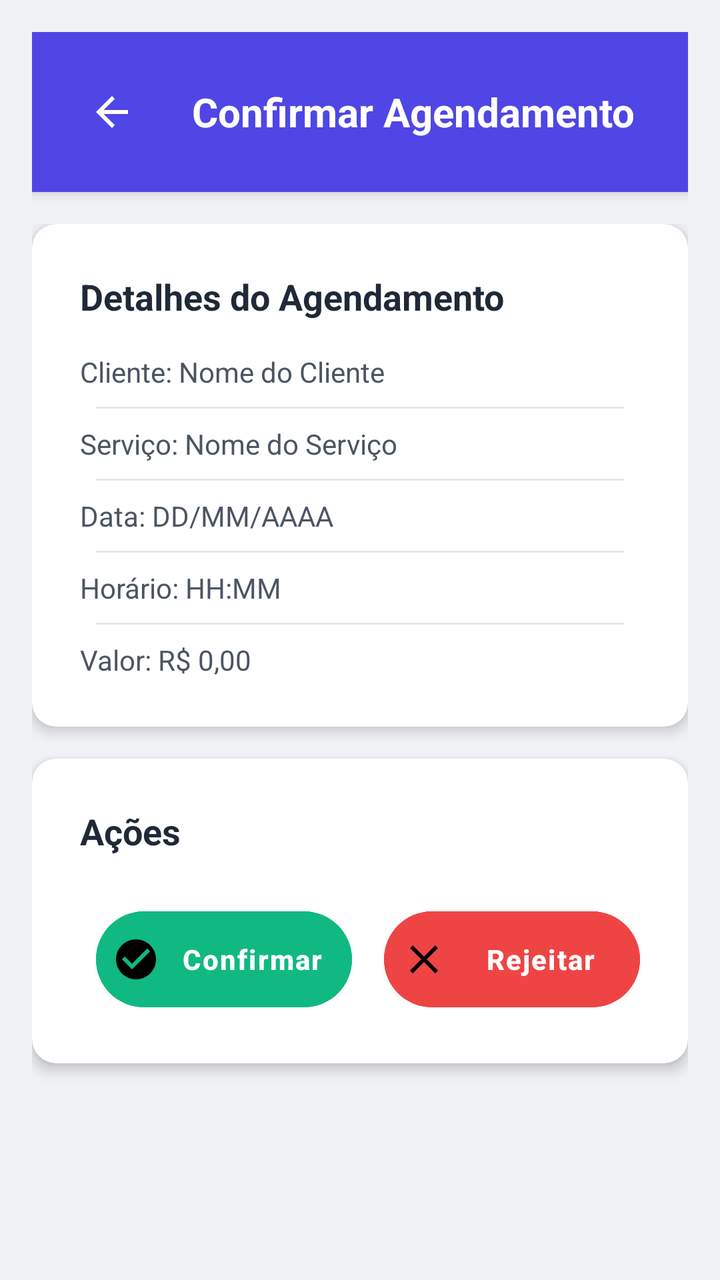
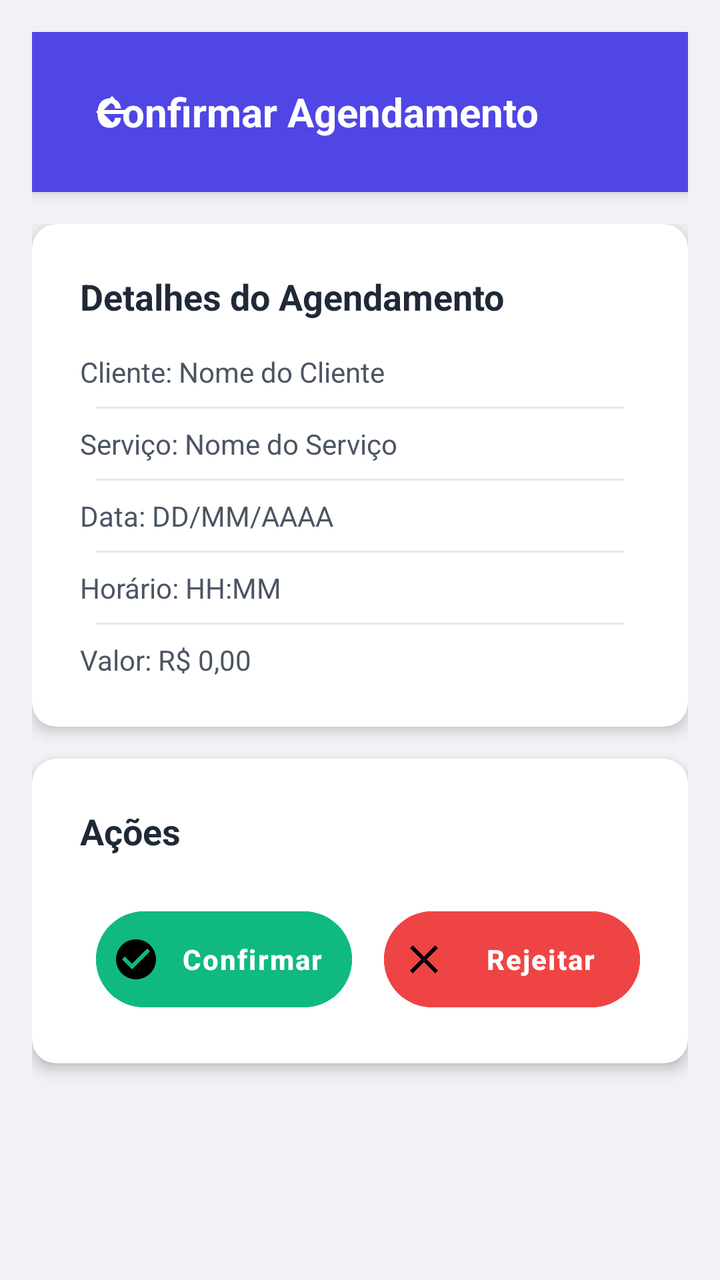

The first picture is an Android layout as it rendered before a commit; the second is the same layout after the commit. The layout source and the unified diff follow.
<!-- AndroidManifest.xml: application theme Theme.SmartApp -->
<!-- res/layout/confirmar_agendamento.xml -->
<?xml version="1.0" encoding="utf-8"?>
<RelativeLayout xmlns:android="http://schemas.android.com/apk/res/android"
    xmlns:app="http://schemas.android.com/apk/res-auto"
    android:layout_width="match_parent"
    android:layout_height="match_parent"
    android:background="#f0f2f5"
    android:padding="16dp">

    
    <RelativeLayout
        android:id="@+id/header"
        android:layout_width="match_parent"
        android:layout_height="wrap_content"
        android:background="#4F46E5"
        android:padding="16dp"
        android:elevation="4dp">

        <ImageButton
            android:id="@+id/backButton"
            android:layout_width="48dp"
            android:layout_height="48dp"
            android:background="?attr/selectableItemBackgroundBorderless"
            android:src="@drawable/ic_arrow_back"
            android:contentDescription="Voltar" />

        <TextView
            android:layout_width="wrap_content"
            android:layout_height="wrap_content"
            android:text="Confirmar Agendamento"
            android:textColor="#FFFFFF"
            android:textSize="20sp"
            android:textStyle="bold"
            android:layout_toRightOf="@id/backButton"
            android:layout_centerVertical="true"
            android:layout_marginStart="16dp" />
    </RelativeLayout>

    
    <ScrollView
        android:layout_width="match_parent"
        android:layout_height="match_parent"
        android:layout_below="@id/header"
        android:fillViewport="true">

        <LinearLayout
            android:layout_width="match_parent"
            android:layout_height="wrap_content"
            android:orientation="vertical"
            android:paddingTop="16dp">

            
            <androidx.cardview.widget.CardView
                android:layout_width="match_parent"
                android:layout_height="wrap_content"
                app:cardCornerRadius="12dp"
                app:cardElevation="4dp"
                android:layout_marginBottom="16dp">

                <LinearLayout
                    android:layout_width="match_parent"
                    android:layout_height="wrap_content"
                    android:orientation="vertical"
                    android:padding="24dp">

                    <TextView
                        android:layout_width="match_parent"
                        android:layout_height="wrap_content"
                        android:text="Detalhes do Agendamento"
                        android:textColor="#1F2937"
                        android:textSize="18sp"
                        android:textStyle="bold"
                        android:layout_marginBottom="16dp"/>

                    <LinearLayout
                        android:layout_width="match_parent"
                        android:layout_height="wrap_content"
                        android:orientation="vertical"
                        android:divider="@drawable/divider"
                        android:showDividers="middle"
                        android:dividerPadding="8dp">

                        <TextView
                            android:layout_width="match_parent"
                            android:layout_height="wrap_content"
                            android:text="Cliente: Nome do Cliente"
                            android:textColor="#4B5563"
                            android:layout_marginBottom="8dp"/>

                        <TextView
                            android:layout_width="match_parent"
                            android:layout_height="wrap_content"
                            android:text="Serviço: Nome do Serviço"
                            android:textColor="#4B5563"
                            android:layout_marginVertical="8dp"/>

                        <TextView
                            android:layout_width="match_parent"
                            android:layout_height="wrap_content"
                            android:text="Data: DD/MM/AAAA"
                            android:textColor="#4B5563"
                            android:layout_marginVertical="8dp"/>

                        <TextView
                            android:layout_width="match_parent"
                            android:layout_height="wrap_content"
                            android:text="Horário: HH:MM"
                            android:textColor="#4B5563"
                            android:layout_marginVertical="8dp"/>

                        <TextView
                            android:layout_width="match_parent"
                            android:layout_height="wrap_content"
                            android:text="Valor: R$ 0,00"
                            android:textColor="#4B5563"
                            android:layout_marginTop="8dp"/>
                    </LinearLayout>
                </LinearLayout>
            </androidx.cardview.widget.CardView>

            
            <androidx.cardview.widget.CardView
                android:layout_width="match_parent"
                android:layout_height="wrap_content"
                app:cardCornerRadius="12dp"
                app:cardElevation="4dp">

                <LinearLayout
                    android:layout_width="match_parent"
                    android:layout_height="wrap_content"
                    android:orientation="vertical"
                    android:padding="24dp">

                    <TextView
                        android:layout_width="match_parent"
                        android:layout_height="wrap_content"
                        android:text="Ações"
                        android:textColor="#1F2937"
                        android:textSize="18sp"
                        android:textStyle="bold"
                        android:layout_marginBottom="16dp"/>

                    <LinearLayout
                        style="?android:attr/buttonBarStyle"
                        android:layout_width="match_parent"
                        android:layout_height="wrap_content"
                        android:orientation="horizontal"
                        android:weightSum="2"
                        android:gravity="center"
                        android:layout_marginTop="8dp">

                        <Button
                            android:id="@+id/confirmButton"
                            style="?android:attr/buttonBarButtonStyle"
                            android:layout_width="0dp"
                            android:layout_height="wrap_content"
                            android:layout_weight="1"
                            android:backgroundTint="#10B981"
                            android:text="Confirmar"
                            android:textColor="#FFFFFF"
                            android:textStyle="bold"
                            android:drawableLeft="@drawable/ic_check_circle"
                            android:drawablePadding="8dp"
                            android:paddingVertical="12dp"
                            android:paddingHorizontal="8dp"
                            android:gravity="center"
                            android:letterSpacing="0.05"
                            android:layout_marginEnd="8dp" />

                        <Button
                            android:id="@+id/rejectButton"
                            style="?android:attr/buttonBarButtonStyle"
                            android:layout_width="0dp"
                            android:layout_height="wrap_content"
                            android:layout_weight="1"
                            android:backgroundTint="#EF4444"
                            android:text="Rejeitar"
                            android:textColor="#FFFFFF"
                            android:textStyle="bold"
                            android:drawableLeft="@drawable/ic_close"
                            android:drawablePadding="8dp"
                            android:paddingVertical="12dp"
                            android:paddingHorizontal="8dp"
                            android:gravity="center"
                            android:letterSpacing="0.05"
                            android:layout_marginStart="8dp"/>
                    </LinearLayout>
                </LinearLayout>
            </androidx.cardview.widget.CardView>
        </LinearLayout>
    </ScrollView>

    
    <RelativeLayout
        android:id="@+id/rejectionModal"
        android:layout_width="match_parent"
        android:layout_height="match_parent"
        android:background="#80000000"
        android:visibility="gone"
        android:clickable="true"
        android:focusable="true">

        <androidx.cardview.widget.CardView
            android:layout_width="match_parent"
            android:layout_height="wrap_content"
            android:layout_margin="32dp"
            app:cardCornerRadius="16dp"
            app:cardElevation="8dp"
            android:layout_centerInParent="true">

            <LinearLayout
                android:layout_width="match_parent"
                android:layout_height="wrap_content"
                android:orientation="vertical"
                android:padding="24dp">

                <TextView
                    android:layout_width="match_parent"
                    android:layout_height="wrap_content"
                    android:text="Rejeitar Agendamento"
                    android:textColor="#1F2937"
                    android:textSize="20sp"
                    android:textStyle="bold"
                    android:layout_marginBottom="16dp"/>

                <TextView
                    android:layout_width="match_parent"
                    android:layout_height="wrap_content"
                    android:text="Por favor, forneça um motivo para a rejeição (opcional):"
                    android:textColor="#374151"
                    android:layout_marginBottom="12dp"/>

                <EditText
                    android:id="@+id/rejectionReason"
                    android:layout_width="match_parent"
                    android:layout_height="120dp"
                    android:background="@drawable/edittext_border"
                    android:padding="12dp"
                    android:gravity="top"
                    android:hint="Digite o motivo..."
                    android:inputType="textMultiLine"/>

                <LinearLayout
                    android:layout_width="match_parent"
                    android:layout_height="wrap_content"
                    android:orientation="horizontal"
                    android:gravity="end"
                    android:layout_marginTop="16dp">

                    <Button
                        android:id="@+id/cancelRejectionButton"
                        android:layout_width="wrap_content"
                        android:layout_height="wrap_content"
                        android:text="Cancelar"
                        android:backgroundTint="#E5E7EB"
                        android:textColor="#1F2937"
                        android:paddingHorizontal="16dp"
                        android:paddingVertical="8dp"
                        android:layout_marginEnd="8dp"/>

                    <Button
                        android:id="@+id/submitRejectionButton"
                        android:layout_width="wrap_content"
                        android:layout_height="wrap_content"
                        android:text="Rejeitar Agendamento"
                        android:backgroundTint="#EF4444"
                        android:textColor="#FFFFFF"
                        android:paddingHorizontal="16dp"
                        android:paddingVertical="8dp"/>
                </LinearLayout>
            </LinearLayout>
        </androidx.cardview.widget.CardView>
    </RelativeLayout>

    
    <RelativeLayout
        android:id="@+id/messageModal"
        android:layout_width="match_parent"
        android:layout_height="match_parent"
        android:background="#80000000"
        android:visibility="gone"
        android:clickable="true"
        android:focusable="true">

        <androidx.cardview.widget.CardView
            android:layout_width="300dp"
            android:layout_height="wrap_content"
            app:cardCornerRadius="16dp"
            app:cardElevation="8dp"
            android:layout_centerInParent="true">

            <LinearLayout
                android:layout_width="match_parent"
                android:layout_height="wrap_content"
                android:orientation="vertical"
                android:gravity="center_horizontal"
                android:padding="24dp">

                <ImageView
                    android:id="@+id/messageIcon"
                    android:layout_width="48dp"
                    android:layout_height="48dp"
                    android:layout_marginBottom="16dp"/>

                <TextView
                    android:id="@+id/messageTitle"
                    android:layout_width="match_parent"
                    android:layout_height="wrap_content"
                    android:textColor="#1F2937"
                    android:textSize="20sp"
                    android:textStyle="bold"
                    android:gravity="center"
                    android:layout_marginBottom="8dp"/>

                <TextView
                    android:id="@+id/messageText"
                    android:layout_width="match_parent"
                    android:layout_height="wrap_content"
                    android:textColor="#4B5563"
                    android:gravity="center"
                    android:layout_marginBottom="16dp"/>

                <Button
                    android:id="@+id/okButton"
                    android:layout_width="match_parent"
                    android:layout_height="wrap_content"
                    android:text="OK"
                    android:backgroundTint="#10B981"
                    android:textColor="#FFFFFF"
                    android:paddingVertical="12dp"/>
            </LinearLayout>
        </androidx.cardview.widget.CardView>
    </RelativeLayout>
</RelativeLayout>
<!-- resources referenced by this layout -->
<resources>
  <!-- drawable divider (drawable) -->
  <shape xmlns:android="http://schemas.android.com/apk/res/android">
      <size android:height="1dp" />
      <solid android:color="@color/gray_200" />
      <solid android:color="#E5E7EB" />
      <size android:height="1dp" />
      <solid android:color="#E5E7EB" />
      <size android:height="1dp" />
      <solid android:color="#E5E7EB" />
  
  </shape>
  <!-- drawable edittext_border (drawable) -->
  <?xml version="1.0" encoding="utf-8"?>
  <shape xmlns:android="http://schemas.android.com/apk/res/android">
      <stroke android:width="1dp" android:color="#D1D5DB" />
      <corners android:radius="8dp" />
  </shape>
  <!-- drawable ic_arrow_back (drawable) -->
  <vector xmlns:android="http://schemas.android.com/apk/res/android"
      android:width="24dp"
      android:height="24dp"
      android:viewportWidth="24"
      android:viewportHeight="24">
      <path android:fillColor="#FFFFFF" android:pathData="M20,11H7.83l5.59,-5.59L12,4l-8,8 8,8 1.41,-1.41L7.83,13H20v-2z"/>
  </vector>
  <!-- drawable ic_check_circle (drawable) -->
  <vector xmlns:android="http://schemas.android.com/apk/res/android" android:height="24dp" android:tint="#000000" android:viewportHeight="24" android:viewportWidth="24" android:width="24dp">
        
      <path android:fillColor="@android:color/white" android:pathData="M12,2C6.48,2 2,6.48 2,12s4.48,10 10,10 10,-4.48 10,-10S17.52,2 12,2zM10,17l-5,-5 1.41,-1.41L10,14.17l7.59,-7.59L19,8l-9,9z"/>
      
  </vector>
  <!-- drawable ic_close (drawable) -->
  <vector xmlns:android="http://schemas.android.com/apk/res/android"
      android:width="24dp"
      android:height="24dp"
      android:viewportWidth="24"
      android:viewportHeight="24">
      <path
          android:fillColor="#FF000000"
          android:pathData="M19,6.41L17.59,5 12,10.59 6.41,5 5,6.41 10.59,12 5,17.59 6.41,19 12,13.41 17.59,19 19,17.59 13.41,12z"/>
  </vector>
  <style name="Theme.SmartApp" parent="Base.Theme.SmartApp" />
  <color name="gray_200">#E5E7EB</color>
  <style name="Base.Theme.SmartApp" parent="Theme.Material3.DayNight.NoActionBar" />
</resources>

<!-- the commit's change to res/layout/confirmar_agendamento.xml (unified diff, before → after) -->
@@ -16,7 +16,7 @@
         android:elevation="4dp">
 
         <ImageButton
-            android:id="@+id/backButton"
+            android:id="@+id/btnvoltaragendaconf"
             android:layout_width="48dp"
             android:layout_height="48dp"
             android:background="?attr/selectableItemBackgroundBorderless"
@@ -30,7 +30,6 @@
             android:textColor="#FFFFFF"
             android:textSize="20sp"
             android:textStyle="bold"
-            android:layout_toRightOf="@id/backButton"
             android:layout_centerVertical="true"
             android:layout_marginStart="16dp" />
     </RelativeLayout>
@@ -149,7 +148,7 @@
                         android:layout_marginTop="8dp">
 
                         <Button
-                            android:id="@+id/confirmButton"
+                            android:id="@+id/btnconfirmar"
                             style="?android:attr/buttonBarButtonStyle"
                             android:layout_width="0dp"
                             android:layout_height="wrap_content"
@@ -167,7 +166,7 @@
                             android:layout_marginEnd="8dp" />
 
                         <Button
-                            android:id="@+id/rejectButton"
+                            android:id="@+id/btnrejeitar"
                             style="?android:attr/buttonBarButtonStyle"
                             android:layout_width="0dp"
                             android:layout_height="wrap_content"
